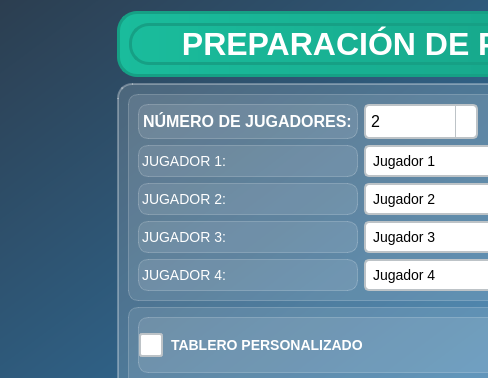
Above: interfaz/menupartida.ui from Franc0-L/JuegoOCA before the change; both pictures show x 0 to 488 and y 0 to 378 of the 800 by 600 pixel window. Below: the same form after it.
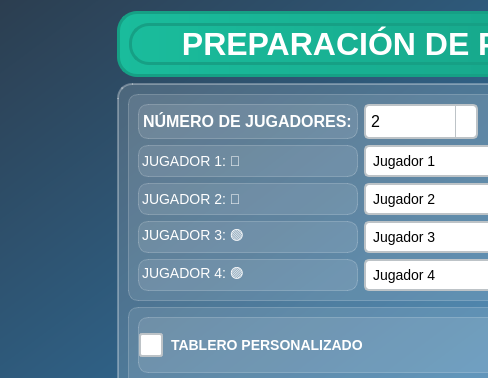
That is the form after the change. Icons and pictures are not drawn.

What changed in the file:
```diff
--- a/interfaz/menupartida.ui
+++ b/interfaz/menupartida.ui
@@ -290,7 +290,7 @@
             <string notr="true">color: white; font-size: 14px;</string>
            </property>
            <property name="text">
-            <string>JUGADOR 1:</string>
+            <string>JUGADOR 1: 🔴</string>
            </property>
           </widget>
          </item>
@@ -312,7 +312,7 @@
             <string notr="true">color: white; font-size: 14px;</string>
            </property>
            <property name="text">
-            <string>JUGADOR 2:</string>
+            <string>JUGADOR 2: 🔵</string>
            </property>
           </widget>
          </item>
@@ -334,7 +334,7 @@
             <string notr="true">color: white; font-size: 14px;</string>
            </property>
            <property name="text">
-            <string>JUGADOR 3:</string>
+            <string>JUGADOR 3: 🟢</string>
            </property>
           </widget>
          </item>
@@ -356,7 +356,7 @@
             <string notr="true">color: white; font-size: 14px;</string>
            </property>
            <property name="text">
-            <string>JUGADOR 4:</string>
+            <string>JUGADOR 4: 🟣</string>
            </property>
           </widget>
          </item>
```
